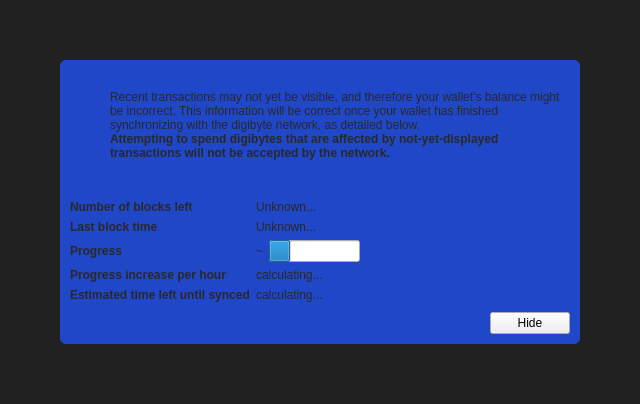
digibyte/digibyte, file src/qt/forms/modaloverlay.ui: the form before one commit.
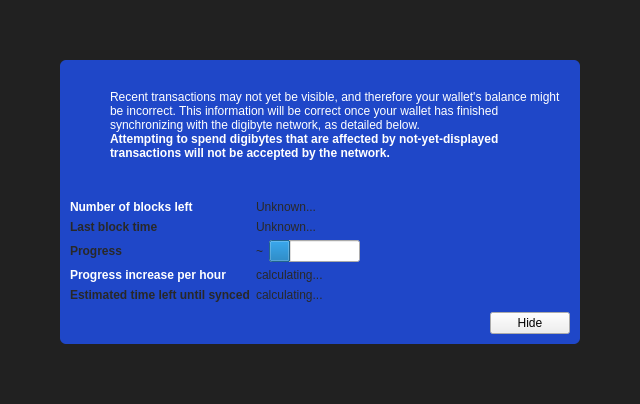
The form after the commit. Icons and pictures are not drawn. Custom widgets are drawn as their Qt base class.

The edit to the form file:
```diff
--- a/src/qt/forms/modaloverlay.ui
+++ b/src/qt/forms/modaloverlay.ui
@@ -130,7 +130,7 @@
              <item>
               <widget class="QLabel" name="infoText">
                <property name="text">
-                <string>Recent transactions may not yet be visible, and therefore your wallet's balance might be incorrect. This information will be correct once your wallet has finished synchronizing with the digibyte network, as detailed below.</string>
+                <string>&lt;html&gt;&lt;head/&gt;&lt;body&gt;&lt;p&gt;&lt;span style=&quot; color:#ffffff;&quot;&gt;Recent transactions may not yet be visible, and therefore your wallet's balance might be incorrect. This information will be correct once your wallet has finished synchronizing with the digibyte network, as detailed below.&lt;/span&gt;&lt;/p&gt;&lt;/body&gt;&lt;/html&gt;</string>
                </property>
                <property name="textFormat">
                 <enum>Qt::RichText</enum>
@@ -149,7 +149,7 @@
                 </font>
                </property>
                <property name="text">
-                <string>Attempting to spend digibytes that are affected by not-yet-displayed transactions will not be accepted by the network.</string>
+                <string>&lt;html&gt;&lt;head/&gt;&lt;body&gt;&lt;p&gt;&lt;span style=&quot; color:#ffffff;&quot;&gt;Attempting to spend digibytes that are affected by not-yet-displayed transactions will not be accepted by the network.&lt;/span&gt;&lt;/p&gt;&lt;/body&gt;&lt;/html&gt;</string>
                </property>
                <property name="textFormat">
                 <enum>Qt::RichText</enum>
@@ -212,7 +212,7 @@
               </font>
              </property>
              <property name="text">
-              <string>Number of blocks left</string>
+              <string>&lt;html&gt;&lt;head/&gt;&lt;body&gt;&lt;p&gt;&lt;span style=&quot; color:#ffffff;&quot;&gt;Number of blocks left&lt;/span&gt;&lt;/p&gt;&lt;/body&gt;&lt;/html&gt;</string>
              </property>
             </widget>
            </item>
@@ -292,7 +292,7 @@
               </font>
              </property>
              <property name="text">
-              <string>Progress increase per hour</string>
+              <string>&lt;html&gt;&lt;head/&gt;&lt;body&gt;&lt;p&gt;&lt;span style=&quot; color:#ffffff;&quot;&gt;Progress increase per hour&lt;/span&gt;&lt;/p&gt;&lt;/body&gt;&lt;/html&gt;</string>
              </property>
             </widget>
            </item>
```
